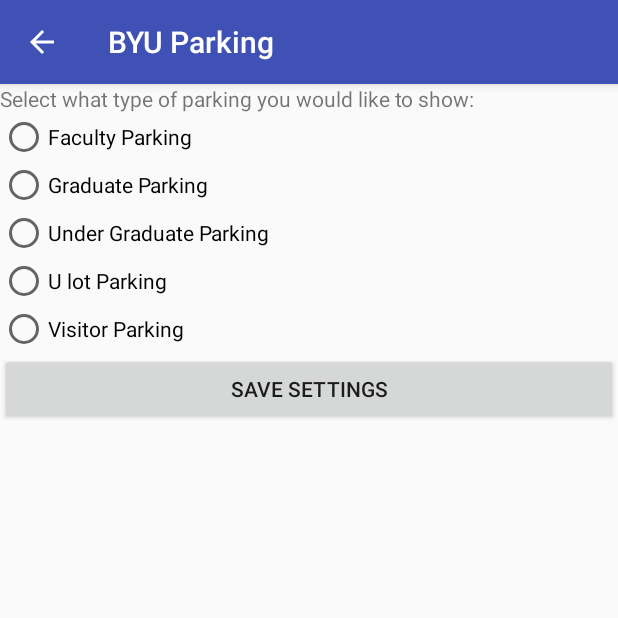
After one commit to tsmith1644/BYUParking, an Android app: the FilterActivity screen opened directly, with no data from a screen before it, on a phone screen of 412 x 824 dp, the top half of it. The commit adds this screen. Run offline under Robolectric (Android 15) with nearby library versions, the phone set to English and light mode, and no system bars.

Commit message:
started the filter activity, should also now have the filter menu set up also updated the android manifest so that the back button would take you from the filter activity to the main activty

```diff
--- a/app/src/main/AndroidManifest.xml
+++ b/app/src/main/AndroidManifest.xml
@@ -23,6 +23,9 @@
                 <category android:name="android.intent.category.LAUNCHER" />
             </intent-filter>
         </activity>
+        <activity android:name=".FilterActivity"
+            android:parentActivityName=".MainActivity">
+        </activity>
         <!--
              The API key for Google Maps-based APIs is defined as a string resource.
              (See the file "res/values/google_maps_api.xml").
--- /dev/null
+++ b/app/src/main/java/byu/byuparking/FilterActivity.java
@@ -0,0 +1,20 @@
+package byu.byuparking;
+
+import android.os.Bundle;
+import android.support.v7.app.AppCompatActivity;
+
+/**
+ * Created by samue on 10/17/2017.
+ * this is the filter activity
+ */
+
+public class FilterActivity extends AppCompatActivity
+{
+    @Override
+    protected void onCreate(Bundle savedInstanceBundle)
+    {
+        super.onCreate(savedInstanceBundle);
+        setContentView(R.layout.activity_filter);
+    }
+
+}
--- /dev/null
+++ b/app/src/main/res/layout/activity_filter.xml
@@ -0,0 +1,47 @@
+<?xml version="1.0" encoding="utf-8"?>
+<LinearLayout xmlns:android="http://schemas.android.com/apk/res/android"
+    android:orientation="vertical" android:layout_width="match_parent"
+    android:layout_height="match_parent">
+
+    <TextView
+        android:id="@+id/filterTitle"
+        android:layout_width="match_parent"
+        android:layout_height="wrap_content"
+        android:text="Select what type of parking you would like to show:" />
+
+    <RadioButton
+        android:id="@+id/facultyParking"
+        android:layout_width="match_parent"
+        android:layout_height="wrap_content"
+        android:text="Faculty Parking" />
+
+    <RadioButton
+        android:id="@+id/gradParking"
+        android:layout_width="match_parent"
+        android:layout_height="wrap_content"
+        android:text="Graduate Parking" />
+
+    <RadioButton
+        android:id="@+id/ugradParking"
+        android:layout_width="match_parent"
+        android:layout_height="wrap_content"
+        android:text="Under Graduate Parking" />
+
+    <RadioButton
+        android:id="@+id/unpaidLot"
+        android:layout_width="match_parent"
+        android:layout_height="wrap_content"
+        android:text="U lot Parking" />
+
+    <RadioButton
+        android:id="@+id/visitorParking"
+        android:layout_width="match_parent"
+        android:layout_height="wrap_content"
+        android:text="Visitor Parking" />
+
+    <Button
+        android:id="@+id/saveSettingsButton"
+        android:layout_width="match_parent"
+        android:layout_height="wrap_content"
+        android:text="Save Settings" />
+</LinearLayout>
```
Also changed, not shown: app/src/main/java/byu/byuparking/MainActivity.java (+30 -0 lines), app/src/main/res/menu/filter.xml (added, +13 -0 lines), app/src/main/res/drawable/filter.png (added).
